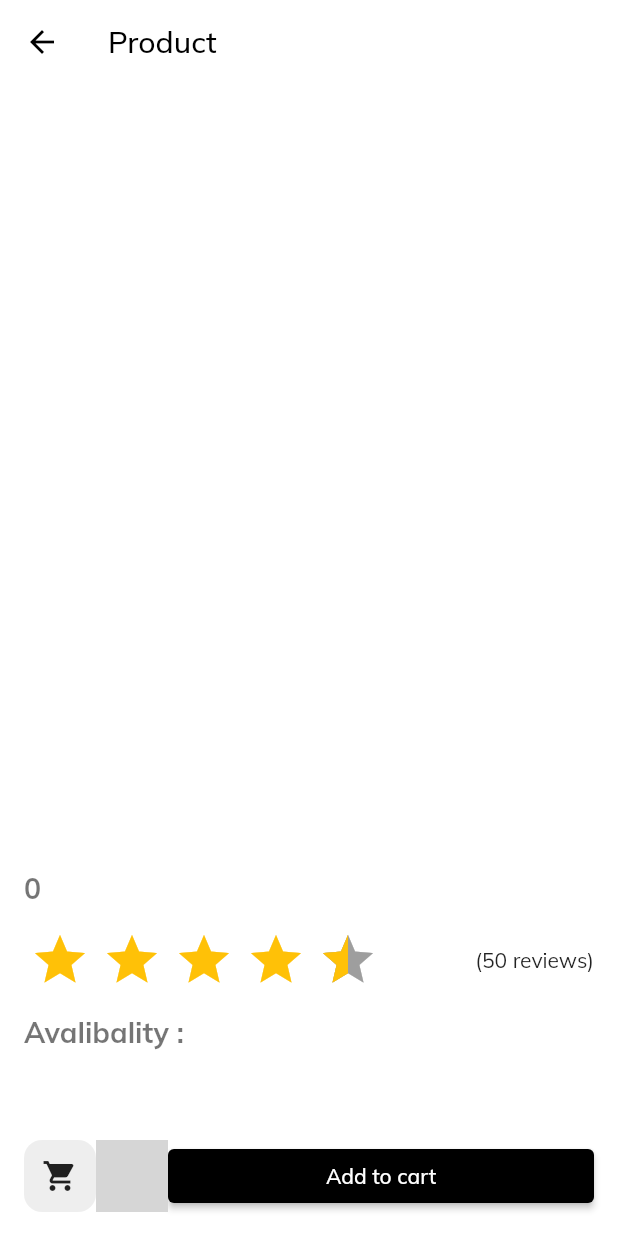
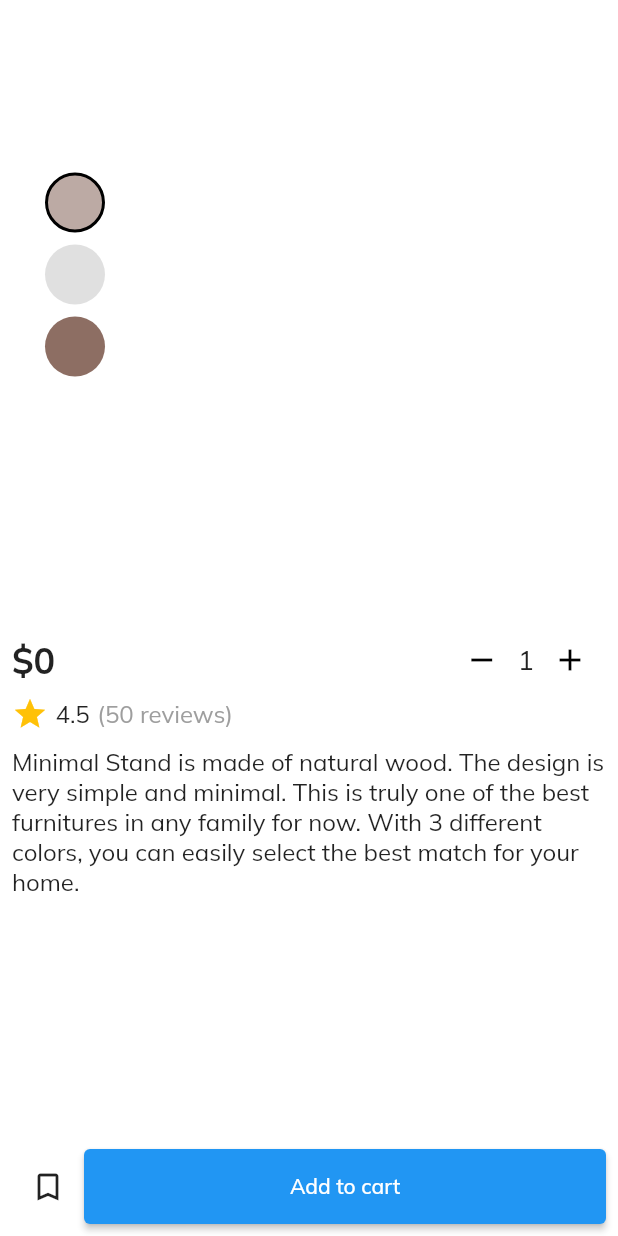
Before and after one commit to fares1908/firnuture_app, a Flutter app: the ProductPage screen opened directly with empty values, on a phone screen of 412 x 824 dp. Run offline on Flutter 3.47's test engine with Material 3 defaults, Android fonts, the light colour scheme and no system bars; drawn by our look-alikes of carousel_slider, flutter_rating_bar; our stand-ins replace badges, cached_network_image, dartz, flutter_iconly, flutter_screenutil, flutter_svg and 3 more; missing offline and left inert: otp_timer_button; accounts and stored records are empty; grey boxes are pictures that could not be loaded.

Commit message:
fars lap

```diff
--- a/lib/features/cart/data/services/cart_services.dart
+++ b/lib/features/cart/data/services/cart_services.dart
@@ -42,7 +42,7 @@ class CartService {
         }),
       );
 
-      if (response.statusCode != 200) {
+      if (response.statusCode != 200 ) {
         throw Exception('Failed to add product to cart');
       }
     } catch (e) {
@@ -69,4 +69,27 @@ class CartService {
       rethrow;
     }
   }
+  Future<void> deleteProductFromCart(String productId, String baseUrl, String token) async {
+    final url = Uri.parse('$baseUrl/cart/delete/$productId');
+    try {
+      final response = await http.delete(
+        url,
+        headers: {
+          'Authorization': 'Bearer $token',
+        },
+      );
+
+      // Log the response status and body for debugging
+      print('Response status: ${response.statusCode}');
+      print('Response body: ${response.body}');
+
+      if (response.statusCode != 200) {
+        throw Exception('Failed to delete product from cart: ${response.body}');
+      }
+    } catch (e) {
+      print('Error in deleteProductFromCart: $e');
+      rethrow;
+    }
+  }
+
 }
--- a/lib/features/cart/logic/controllers/cart_controller.dart
+++ b/lib/features/cart/logic/controllers/cart_controller.dart
@@ -83,4 +83,25 @@ class CartController extends GetxController {
 
     update();
   }
+  Future<void> deleteProductFromCart(String productId) async {
+    statusRequest = StatusRequest.loading;
+    update();
+
+    try {
+      await cartService.deleteProductFromCart(
+        productId,
+        AppLink.server,
+        myServices.sharedPreferences.getString('token')!,
+      );
+      await fetchCart();
+      Get.snackbar('Success', 'Product deleted from cart');
+      statusRequest = StatusRequest.success;
+    } catch (e) {
+      print('Error deleting product from cart: $e');
+      statusRequest = StatusRequest.failure;
+      Get.snackbar('Error', 'Failed to delete product from cart');
+    }
+
+    update();
+  }
 }
--- a/lib/features/cart/ui/widgets/cart_product_card.dart
+++ b/lib/features/cart/ui/widgets/cart_product_card.dart
@@ -79,6 +79,7 @@ class CartProductCard extends StatelessWidget {
                         style: const TextStyle(fontSize: 16),
                       ),
                       const SizedBox (width: 5),
+
                       Container(
                         width: 30,
                         height: 30,
@@ -102,7 +103,7 @@ class CartProductCard extends StatelessWidget {
     IconButton(
         icon: const Icon(Icons.delete),
         onPressed: () {
-          controller.removeFromCart(cartItem.product!.id!);
+          controller.deleteProductFromCart(cartItem.product!.id!);
         },
       ),
         ],
--- a/lib/features/home/logic/home_screen_controller.dart
+++ b/lib/features/home/logic/home_screen_controller.dart
@@ -1,4 +1,3 @@
-
 import 'package:furniture_shopping/core/class/status_request.dart';
 import 'package:furniture_shopping/core/constants/routes/AppRoute/routersName.dart';
 import 'package:furniture_shopping/core/functions/handlingData.dart';
@@ -56,6 +55,7 @@ class HomePageControllerImpl extends HomePageController {
           clearCategories();
           List listCat = response["data"]["categories"];
           categories.addAll(listCat.map((e) => CategoryModel.fromJson(e)));
+          print("Categories loaded: $categories"); // Debugging line
           update();
         }
       } else if (statusRequest == StatusRequest.offlineFailure) {
@@ -64,6 +64,7 @@ class HomePageControllerImpl extends HomePageController {
         updateStatus(StatusRequest.failure); // Handle other failure cases
       }
     } catch (e) {
+      print("Error loading categories: $e"); // Debugging line
       updateStatus(StatusRequest.failure); // Handle exceptions
     }
   }
@@ -118,15 +119,12 @@ class HomePageControllerImpl extends HomePageController {
 
   void goToCategoryProducts(CategoryModel selectedCategory) {
     List<ProductModel> categoryProducts =
-        getProductsByCategory(selectedCategory);
+    getProductsByCategory(selectedCategory);
 
     Get.toNamed(AppRouter.catScreen, arguments: [categoryProducts]);
   }
 
-
-
-
-  getSlider()async {
+  getSlider() async {
     statusRequest = StatusRequest.loading;
     update();
 
@@ -138,14 +136,13 @@ class HomePageControllerImpl extends HomePageController {
 
       if (statusRequest == StatusRequest.success) {
         if (response["status"] == "success") {
-          // Clear existing products before adding new ones
+          // Clear existing sliders before adding new ones
           sliders.clear();
 
           List listProd = response["data"]["sliders"];
           sliders.addAll(listProd.map((e) => SliderModel.fromJson(e)));
           update();
         }
-
       } else if (statusRequest == StatusRequest.offlineFailure) {
         // Display the offline Lottie animation
         update();
@@ -161,6 +158,7 @@ class HomePageControllerImpl extends HomePageController {
 
     update(); // This updates the UI
   }
+
   @override
   void onInit() {
     super.onInit();
--- a/lib/features/home/ui/screens/product_detelis.dart
+++ b/lib/features/home/ui/screens/product_detelis.dart
@@ -2,9 +2,6 @@ import 'package:cached_network_image/cached_network_image.dart';
 import 'package:carousel_slider/carousel_slider.dart';
 import 'package:flutter/cupertino.dart';
 import 'package:flutter/material.dart';
-import 'package:flutter/widgets.dart';
-import 'package:flutter_rating_bar/flutter_rating_bar.dart';
-import 'package:furniture_shopping/core/spacing.dart';
 
 import '../../../../core/constants/api_link.dart';
 import '../../data/models/product_model.dart';
@@ -19,47 +16,78 @@ class ProductPage extends StatefulWidget {
 }
 
 class _ProductPageState extends State<ProductPage> {
+  int quantity = 1;
+  int selectedColorIndex = 0;
 
+  final List<Color> colors = [
+    Colors.brown.shade200,
+    Colors.grey.shade300,
+    Colors.brown.shade400
+  ];
+
+  void incrementQuantity() {
+    setState(() {
+      quantity++;
+    });
+  }
+
+  void decrementQuantity() {
+    if (quantity > 1) {
+      setState(() {
+        quantity--;
+      });
+    }
+  }
 
   @override
   Widget build(BuildContext context) {
     return Scaffold(
-      appBar: AppBar(
-        leading: IconButton(
-          icon: const Icon(Icons.arrow_back, color: Colors.black),
-          onPressed: () => Navigator.of(context).pop(),
-        ),
-        title: const Text('Product', style: TextStyle(color: Colors.black)),
       backgroundColor: Colors.white,
-        elevation: 0,
-      ),
-      body: Column(
-        crossAxisAlignment: CrossAxisAlignment.end,
-        children: <Widget>[
-          Expanded(
+      // appBar: AppBar(
+      //   backgroundColor: Colors.transparent,
+      //   elevation: 0,
+      //   leading: IconButton(
+      //     icon: const Icon(Icons.arrow_back_ios, color: Colors.black),
+      //     onPressed: () {
+      //       Navigator.of(context).pop();
+      //     },
+      //   ),
+      // ),
+      body:SafeArea(
+        child:  Column(
+          crossAxisAlignment: CrossAxisAlignment.start,
+          children: [
+            Container(
+              padding: const EdgeInsets.only(left: 18.0),
+
+              child: Stack(
+                alignment: Alignment.center,
+                children: [
+                  Padding(
+                    padding: const EdgeInsets.only(left: 28.0),
                     child: ClipRRect(
-              borderRadius: BorderRadius.only(
-                bottomLeft: Radius.circular(12),
-                topLeft: Radius.circular(12),
+                      borderRadius: const BorderRadius.only(
+                        bottomLeft: Radius.circular(20),
                       ),
                       child: CarouselSlider(
                         options: CarouselOptions(
                           aspectRatio: 1.0,
                           enlargeCenterPage: true,
                           viewportFraction: 1,
-                  autoPlay:
-                      true, // Set this to false if you don't want auto sliding
+                          autoPlay: true,
                         ),
                         items: widget.product.productImages!.map((imageUrl) {
                           return Builder(
                             builder: (BuildContext context) {
                               return CachedNetworkImage(
+                                height: 500,
                                 imageUrl:
                                 '${AppLink.server}/uploads/products/$imageUrl',
-                        fit: BoxFit.cover,
-                        placeholder: (context, url) =>
-                            Center(child: CircularProgressIndicator()),
-                        errorWidget: (context, url, error) => Icon(Icons.error),
+                                fit: BoxFit.fill,
+                                placeholder: (context, url) => const Center(
+                                    child: CircularProgressIndicator()),
+                                errorWidget: (context, url, error) =>
+                                const Icon(Icons.error),
                               );
                             },
                           );
@@ -67,136 +95,131 @@ class _ProductPageState extends State<ProductPage> {
                       ),
                     ),
                   ),
-          Padding(
-            padding: const EdgeInsets.all(16.0),
+                  Positioned(
+                    left: 0,
+                    child: Container(
+                      padding: const EdgeInsets.all(12),
+                      decoration: BoxDecoration(
+                          color: Colors.white,
+                          borderRadius: BorderRadius.circular(25)),
                       child: Column(
-              crossAxisAlignment: CrossAxisAlignment.start,
-              children: <Widget>[
-                Text(
-                  widget.product.productName!,
-                  style: const TextStyle(
-                      fontWeight: FontWeight.bold, fontSize: 24),
-                ),
-                const SizedBox(height: 16),
-                Row(
-                  mainAxisAlignment: MainAxisAlignment.spaceBetween,
-                  children: [
-                    widget.product.productSalePrice! > 0
-                        ? Row(
-                            children: [
-                              Text(
-                                '${widget.product.productPrice} EGP',
-                                maxLines: 1,
-                                overflow: TextOverflow.ellipsis,
-                                style: const TextStyle(
-                                  fontSize: 19,
-                                  color: Colors.grey,
-                                  decoration: TextDecoration.lineThrough,
+                        children: List.generate(colors.length, (index) {
+                          return GestureDetector(
+                            onTap: () {
+                              setState(() {
+                                selectedColorIndex = index;
+                              });
+                            },
+                            child: Container(
+                              margin: const EdgeInsets.symmetric(vertical: 4),
+                              padding: const EdgeInsets.all(8),
+                              decoration: BoxDecoration(
+                                shape: BoxShape.circle,
+                                color: colors[index],
+                                border: Border.all(
+                                  color: selectedColorIndex == index
+                                      ? Colors.black
+                                      : Colors.transparent,
+                                  width: 2,
                                 ),
                               ),
-                              horizontalSpace(5),
-                              Text(
-                                '${widget.product.productSalePrice} ',
-                                style: const TextStyle(
-                                  fontWeight: FontWeight.bold,
-                                  fontSize: 19,
-                                  color: Colors.black54,
+                              child: CircleAvatar(
+                                backgroundColor: colors[index],
+                                radius: 10,
                               ),
                             ),
-                            ],
-                          )
-                        : Text(
-                            '${widget.product.productSalePrice} ',
-                            style: const TextStyle(
-                              fontWeight: FontWeight.bold,
-                              fontSize: 19,
-                              color: Colors.black54,
+                          );
+                        }),
                       ),
-                          ),
-
-                  ],
-                ),
-                const SizedBox(height: 16),
-                Row(
-                  mainAxisAlignment: MainAxisAlignment.spaceBetween,
-                  children: <Widget>[
-                    RatingBar.builder(
-                      initialRating: 4.5,
-                      minRating: 1,
-                      direction: Axis.horizontal,
-                      allowHalfRating: true,
-                      itemCount: 5,
-                      itemPadding: const EdgeInsets.symmetric(horizontal: 4.0),
-                      itemBuilder: (context, _) => const Icon(
-                        Icons.star,
-                        color: Colors.amber,
-                      ),
-                      onRatingUpdate: (rating) {
-                        print(rating);
-                      },
-                    ),
-                    const Text('(${50} reviews)'),
-                  ],
-                ),
-                const SizedBox(height: 16),
-                Row(
-                  children: [
-                    Text(
-                      'Avalibality : ',
-                      style: const TextStyle(
-                        fontSize: 19,
-                        color: Colors.black54,
-                        fontWeight: FontWeight.bold,
-                      ),
-                    ),
-                    Text(
-                      widget.product.stockStatus!,
-                      style: const TextStyle(
-                        fontSize: 16,
-                        color: Colors.black54,
                     ),
                   ),
                 ],
               ),
-                const SizedBox(height: 16),
-                Text(
-                  widget.product.productDescription!,
-                  style: const TextStyle(
-                    fontSize: 16,
-                    color: Colors.black54,
+            ),
+            const SizedBox(height: 20),
+            Padding(
+              padding: const EdgeInsets.symmetric(horizontal: 8.0),
+              child: Text(
+                widget.product.productName!,
+                style: const TextStyle(fontWeight: FontWeight.bold, fontSize: 24),
               ),
             ),
-
-                const SizedBox(height: 24),
-                Row(
+            Padding(
+              padding: const EdgeInsets.symmetric(horizontal: 8.0),
+              child: Row(
                 children: [
-                    Container(
-                      decoration: BoxDecoration(
-                        borderRadius: BorderRadius.circular(12),
-                        color: Colors.grey[200],
+                  Text(
+                    '\$${widget.product.productPrice}',
+                    style:
+                    const TextStyle(fontWeight: FontWeight.bold, fontSize: 24),
                   ),
-                      child: IconButton(
-                        icon: const Icon(Icons.shopping_cart),
+                  const Spacer(),
+                  IconButton(
+                    onPressed: decrementQuantity,
+                    icon: const Icon(Icons.remove, color: Colors.black),
+                  ),
+                  Text(
+                    '$quantity',
+                    style: const TextStyle(fontSize: 18),
+                  ),
+                  IconButton(
+                    onPressed: incrementQuantity,
+                    icon: const Icon(Icons.add, color: Colors.black),
+                  ),
+                ],
+              ),
+            ),
+            const Padding(
+              padding: EdgeInsets.symmetric(horizontal: 8.0),
+              child: Row(
+                children: [
+                  Icon(Icons.star, color: Colors.amber),
+                  SizedBox(width: 5),
+                  Text(
+                    '4.5',
+                    style: TextStyle(fontSize: 16),
+                  ),
+                  SizedBox(width: 5),
+                  Text(
+                    '(50 reviews)',
+                    style: TextStyle(fontSize: 16, color: Colors.grey),
+                  ),
+                ],
+              ),
+            ),
+            const SizedBox(height: 10),
+            const Padding(
+              padding: const EdgeInsets.symmetric(horizontal: 8.0),
+              child: Text(
+                'Minimal Stand is made of natural wood. The design is very simple and minimal. This is truly one of the best furnitures in any family for now. With 3 different colors, you can easily select the best match for your home.',
+                style: TextStyle(fontSize: 16),
+              ),
+            ),
+Spacer(),
+            Padding(
+              padding: const EdgeInsets.all( 8.0),
+              child: Row(
+                children: [
+                  IconButton(
+                    icon: const Icon(Icons.bookmark_border),
                     onPressed: () {},
                   ),
-                    ),
-                    horizontalSpace(16),
                   Expanded(
                     child: ElevatedButton(
-                        style: ButtonStyle(
-                            backgroundColor:
-                                MaterialStatePropertyAll(Colors.black)),
+                      onPressed: () {},
+                      style: ElevatedButton.styleFrom(
+                        padding: const EdgeInsets.symmetric(vertical: 16),
+                        // primary: Colors.black,
+                      ),
                       child: const Text('Add to cart'),
-                        onPressed: () {},
                     ),
-                    ),
-                  ],
                   ),
                 ],
               ),
             ),
           ],
         ),
+      )
     );
   }
 }
--- a/lib/features/home/ui/widgets/custom_category_list.dart
+++ b/lib/features/home/ui/widgets/custom_category_list.dart
@@ -12,12 +12,15 @@ class CustomCategoryList extends GetView<HomePageControllerImpl> {
 
   @override
   Widget build(BuildContext context) {
+    print("Building CustomCategoryList with ${controller.categories.length} categories"); // Debugging line
     return SizedBox(
       height: 85.h,
       child: ListView.separated(
         separatorBuilder: (context, index) => horizontalSpace(8),
         scrollDirection: Axis.horizontal,
-        itemBuilder: (context, index) => GestureDetector(
+        itemBuilder: (context, index) {
+          print("Rendering category: ${controller.categories[index].categoryName}"); // Debugging line
+          return GestureDetector(
             onTap: () {
               controller.goToCategoryProducts(controller.categories[index]);
             },
@@ -38,7 +41,8 @@ class CustomCategoryList extends GetView<HomePageControllerImpl> {
                     progressIndicatorBuilder: (context, url, downloadProgress) =>
                         CircularProgressIndicator(
                             value: downloadProgress.progress),
-                  errorWidget: (context, url, error) => const Icon(Icons.error),
+                    errorWidget: (context, url, error) =>
+                    const Icon(Icons.error),
                   ),
                 ),
                 verticalSpace(5),
@@ -50,7 +54,8 @@ class CustomCategoryList extends GetView<HomePageControllerImpl> {
                 ),
               ],
             ),
-        ),
+          );
+        },
         itemCount: controller.categories.length,
       ),
     );
```
Also changed, not shown: lib/features/home/ui/screens/home_screen.dart (+9 -7 lines). Lines whose indentation alone changed are shown as unchanged.
